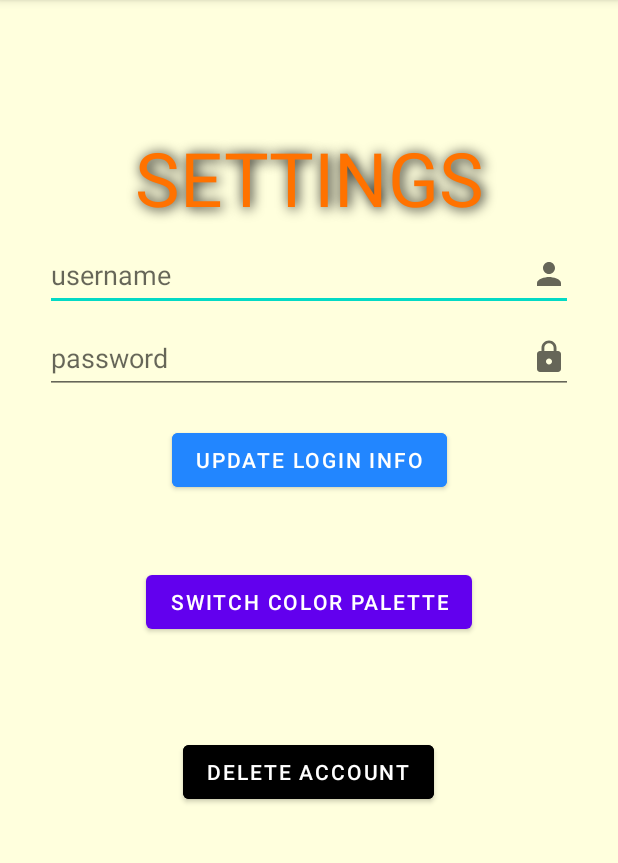
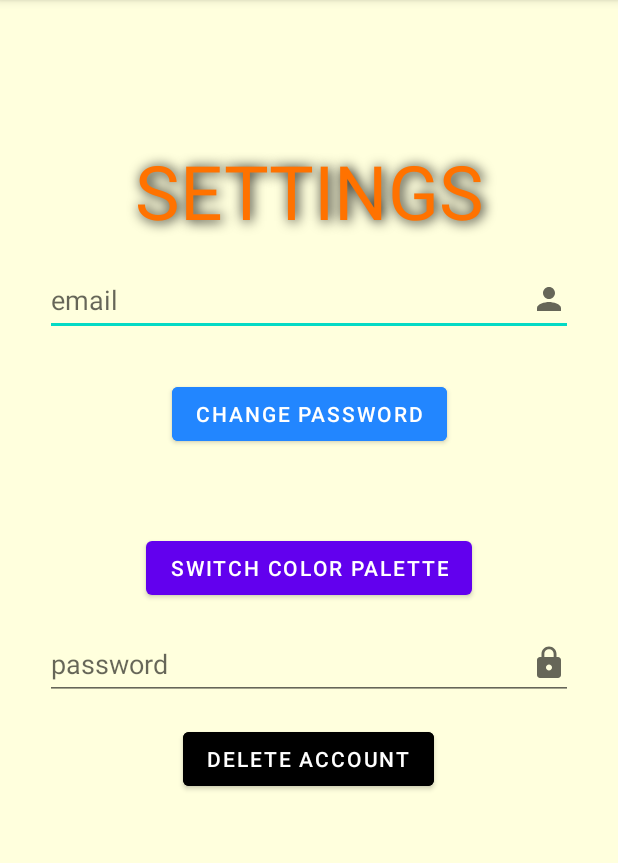
Before and after one commit to ChonrevC/FighterSoft, an Android app: the Settings screen opened directly, with no data from a screen before it, on a phone screen of 412 x 824 dp, the part 84-947 px from its top. Run offline under Robolectric (Android 15) with nearby library versions, the phone set to English and light mode, and no system bars; our stand-ins replace Firebase (no records; nobody signed in at launch, a user with empty details on screens opened directly); libraries missing offline, so code that uses them is left out: com.vishnusivadas.advanced_httpurlconnection; Roboto replaces fonts that are not available here; 3 statements that could not run were skipped.

```diff
--- a/app/src/main/res/layout/activity_settings.xml
+++ b/app/src/main/res/layout/activity_settings.xml
@@ -23,13 +23,13 @@
         android:textAllCaps="true"
         android:textColor="#ff7200"
         android:textSize="50sp"
-        app:layout_constraintBottom_toTopOf="@+id/username"
+        app:layout_constraintBottom_toTopOf="@+id/email"
         app:layout_constraintEnd_toEndOf="parent"
         app:layout_constraintStart_toStartOf="parent"
         app:layout_constraintTop_toTopOf="parent" />
 
-    <com.google.android.material.textfield.TextInputEditText
-        android:id="@+id/username"
+    <EditText
+        android:id="@+id/email"
         android:layout_width="match_parent"
         android:layout_height="48dp"
         android:layout_marginLeft="30dp"
@@ -37,27 +37,26 @@
         android:layout_marginRight="30dp"
         android:layout_marginBottom="0dp"
         android:drawableEnd="@drawable/ic_user"
-        android:hint="@string/username"
-        app:layout_constraintBottom_toTopOf="@+id/password"
+        android:hint="@string/email"
+        app:layout_constraintBottom_toTopOf="@+id/updateButton"
         app:layout_constraintEnd_toEndOf="parent"
         app:layout_constraintStart_toStartOf="parent"
         app:layout_constraintTop_toBottomOf="@+id/Settings" />
 
-    <com.google.android.material.textfield.TextInputEditText
+    <EditText
         android:id="@+id/password"
         android:layout_width="match_parent"
         android:layout_height="48dp"
+        android:drawableEnd="@drawable/ic_password"
+        android:hint="@string/password"
         android:layout_marginLeft="30dp"
         android:layout_marginTop="0dp"
         android:layout_marginRight="30dp"
         android:layout_marginBottom="0dp"
-        android:drawableEnd="@drawable/ic_password"
-        android:hint="@string/password"
-        android:inputType="textPassword"
-        app:layout_constraintBottom_toTopOf="@+id/updateButton"
+        app:layout_constraintBottom_toTopOf="@+id/deleteButton"
         app:layout_constraintEnd_toEndOf="parent"
         app:layout_constraintStart_toStartOf="parent"
-        app:layout_constraintTop_toBottomOf="@+id/username" />
+        app:layout_constraintTop_toBottomOf="@+id/colorButton" />
 
     <Button
         android:id="@+id/updateButton"
@@ -67,12 +66,12 @@
         android:layout_marginTop="12dp"
         android:layout_marginEnd="114dp"
         android:backgroundTint="#2286ff"
-        android:text="@string/update"
+        android:text="Change Password"
         app:layout_constraintBottom_toTopOf="@+id/colorButton"
         app:layout_constraintEnd_toEndOf="parent"
         app:layout_constraintHorizontal_bias="1.0"
         app:layout_constraintStart_toStartOf="parent"
-        app:layout_constraintTop_toBottomOf="@+id/password" />
+        app:layout_constraintTop_toBottomOf="@+id/email" />
 
     <Button
         android:id="@+id/colorButton"
@@ -83,7 +82,7 @@
         android:layout_marginEnd="96dp"
         android:layout_marginBottom="0dp"
         android:text="@string/colorSwitch"
-        app:layout_constraintBottom_toTopOf="@+id/deleteButton"
+        app:layout_constraintBottom_toTopOf="@+id/password"
         app:layout_constraintEnd_toEndOf="parent"
         app:layout_constraintStart_toStartOf="parent"
         app:layout_constraintTop_toBottomOf="@+id/updateButton" />
@@ -93,7 +92,7 @@
         android:layout_width="wrap_content"
         android:layout_height="wrap_content"
         android:layout_marginStart="121dp"
-        android:layout_marginTop="58dp"
+        android:layout_marginTop="0dp"
         android:layout_marginEnd="122dp"
         android:layout_marginBottom="222dp"
         android:backgroundTint="#000000"
@@ -101,6 +100,6 @@
         app:layout_constraintBottom_toBottomOf="parent"
         app:layout_constraintEnd_toEndOf="parent"
         app:layout_constraintStart_toStartOf="parent"
-        app:layout_constraintTop_toBottomOf="@+id/colorButton" />
+        app:layout_constraintTop_toBottomOf="@+id/password" />
 
 </androidx.constraintlayout.widget.ConstraintLayout>
```
Also changed, not shown: app/src/main/java/com/example/fightersoft/Login.java (+18 -43 lines), app/src/main/java/com/example/fightersoft/Settings.java (+58 -88 lines), app/src/main/java/com/example/fightersoft/SignUp.java (+1 -51 lines).
